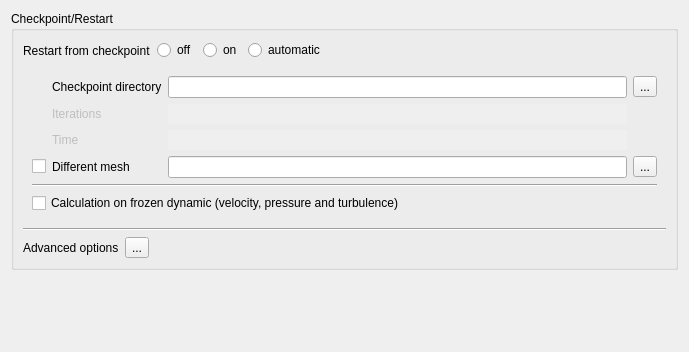
The window that python/code_saturne/gui/case/StartRestartForm.ui (code-saturne/code_saturne) describes before a commit, drawn with Qt 5.
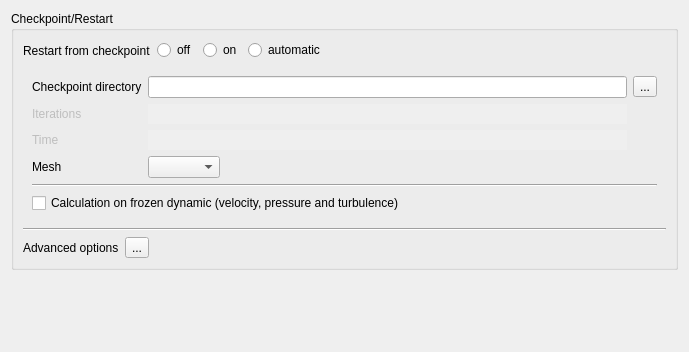
The same window after the commit. Icons and pictures are not drawn.

Commit message: Restart: unify handling of mapping and preprocessing options.

What changed in the file:
```diff
--- a/python/code_saturne/gui/case/StartRestartForm.ui
+++ b/python/code_saturne/gui/case/StartRestartForm.ui
@@ -145,68 +145,7 @@
         <layout class="QVBoxLayout" name="verticalLayout">
          <item>
           <layout class="QGridLayout" name="gridLayout">
-           <item row="3" column="1">
-            <widget class="QLabel" name="labelCheckRestartMesh">
-             <property name="toolTip">
-              <string>&lt;html&gt;&lt;head/&gt;&lt;body&gt;&lt;p&gt;Map restart from a checkpoint based on a different mesh than the current computational mesh.&lt;/p&gt;&lt;/body&gt;&lt;/html&gt;</string>
-             </property>
-             <property name="text">
-              <string>Different mesh</string>
-             </property>
-            </widget>
-           </item>
-           <item row="0" column="4">
-            <widget class="QToolButton" name="toolButton">
-             <property name="toolTip">
-              <string>&lt;html&gt;&lt;head/&gt;&lt;body&gt;&lt;p&gt;&lt;span style=&quot; font-size:9pt;&quot;&gt;Select the restart directory (Ex: &lt;/span&gt;&lt;span style=&quot; font-size:9pt; font-weight:600;&quot;&gt;STUDY/CASE/RESU/run_id/checkpoint&lt;/span&gt;&lt;span style=&quot; font-size:9pt;&quot;&gt;).&lt;/span&gt;&lt;/p&gt;&lt;/body&gt;&lt;/html&gt;</string>
-             </property>
-             <property name="text">
-              <string>...</string>
-             </property>
-             <property name="icon">
-              <iconset resource="resources_pages.qrc">
-               <normaloff>:/new/prefix1/data/icons/22x22/document-open.png</normaloff>:/new/prefix1/data/icons/22x22/document-open.png</iconset>
-             </property>
-            </widget>
-           </item>
-           <item row="0" column="3">
-            <widget class="QLineEdit" name="lineEdit">
-             <property name="sizePolicy">
-              <sizepolicy hsizetype="Expanding" vsizetype="Preferred">
-               <horstretch>0</horstretch>
-               <verstretch>0</verstretch>
-              </sizepolicy>
-             </property>
-             <property name="minimumSize">
-              <size>
-               <width>280</width>
-               <height>0</height>
-              </size>
-             </property>
-             <property name="toolTip">
-              <string>&lt;html&gt;&lt;head/&gt;&lt;body&gt;&lt;p&gt;Select the restart directory (e.g. &lt;span style=&quot; font-weight:600;&quot;&gt;CASE/RESU/run_id/checkpoint&lt;/span&gt;).&lt;/p&gt;&lt;/body&gt;&lt;/html&gt;</string>
-             </property>
-            </widget>
-           </item>
-           <item row="3" column="4">
-            <widget class="QToolButton" name="toolButtonRestartMesh">
-             <property name="text">
-              <string>...</string>
-             </property>
-             <property name="icon">
-              <iconset resource="resources_pages.qrc">
-               <normaloff>:/new/prefix1/data/icons/22x22/document-new.png</normaloff>:/new/prefix1/data/icons/22x22/document-new.png</iconset>
-             </property>
-            </widget>
-           </item>
-           <item row="3" column="3">
-            <widget class="QLineEdit" name="lineEditRestartMesh">
-             <property name="toolTip">
-              <string>&lt;html&gt;&lt;head/&gt;&lt;body&gt;&lt;p&gt;&lt;span style=&quot; font-weight:600;&quot;&gt;mesh_input&lt;/span&gt; or &lt;span style=&quot; font-weight:600;&quot;&gt;mesh_output&lt;/span&gt; from previous run matching the restart files.&lt;/p&gt;&lt;p&gt;If this file is not available (not saved in previous calculation), re-running the previous calculation in &amp;quot;preprocessing only&amp;quot; mode may allow rebuilding it.&lt;/p&gt;&lt;/body&gt;&lt;/html&gt;</string>
-             </property>
-            </widget>
-           </item>
-           <item row="4" column="3">
+           <item row="4" column="2">
             <spacer name="horizontalSpacerMesh">
              <property name="orientation">
               <enum>Qt::Horizontal</enum>
@@ -219,47 +158,20 @@
              </property>
             </spacer>
            </item>
-           <item row="0" column="1">
-            <widget class="QLabel" name="labelRestartDir">
-             <property name="toolTip">
-              <string>&lt;html&gt;&lt;head/&gt;&lt;body&gt;&lt;p&gt;&lt;span style=&quot; font-size:9pt;&quot;&gt;Select the restart directory (Ex: &lt;/span&gt;&lt;span style=&quot; font-size:9pt; font-weight:600;&quot;&gt;STUDY/CASE/RESU/run_id/checkpoint&lt;/span&gt;&lt;span style=&quot; font-size:9pt;&quot;&gt;).&lt;/span&gt;&lt;/p&gt;&lt;/body&gt;&lt;/html&gt;</string>
+           <item row="3" column="2">
+            <widget class="QComboBox" name="comboBoxMesh">
+             <property name="sizePolicy">
+              <sizepolicy hsizetype="Fixed" vsizetype="Fixed">
+               <horstretch>0</horstretch>
+               <verstretch>0</verstretch>
+              </sizepolicy>
              </property>
-             <property name="text">
-              <string>Checkpoint directory</string>
-             </property>
-            </widget>
-           </item>
-           <item row="3" column="0">
-            <widget class="QCheckBox" name="checkBoxRestartMesh">
              <property name="toolTip">
               <string>&lt;html&gt;&lt;head/&gt;&lt;body&gt;&lt;p&gt;Map restart from a checkpoint based on a different mesh than the current computational mesh.&lt;/p&gt;&lt;/body&gt;&lt;/html&gt;</string>
              </property>
-             <property name="text">
-              <string/>
-             </property>
             </widget>
            </item>
-           <item row="1" column="1">
-            <widget class="QLabel" name="labelIteration">
-             <property name="enabled">
-              <bool>false</bool>
-             </property>
-             <property name="text">
-              <string>Iterations</string>
-             </property>
-            </widget>
-           </item>
-           <item row="2" column="1">
-            <widget class="QLabel" name="labelTime">
-             <property name="enabled">
-              <bool>false</bool>
-             </property>
-             <property name="text">
-              <string>Time</string>
-             </property>
-            </widget>
-           </item>
-           <item row="1" column="3">
+           <item row="1" column="2">
             <widget class="QLineEdit" name="lineEditIteration">
              <property name="enabled">
               <bool>false</bool>
@@ -275,7 +187,26 @@
              </property>
             </widget>
            </item>
-           <item row="2" column="3">
+           <item row="0" column="2">
+            <widget class="QLineEdit" name="lineEdit">
+             <property name="sizePolicy">
+              <sizepolicy hsizetype="Expanding" vsizetype="Preferred">
+               <horstretch>0</horstretch>
+               <verstretch>0</verstretch>
+              </sizepolicy>
+             </property>
+             <property name="minimumSize">
+              <size>
+               <width>280</width>
+               <height>0</height>
+              </size>
+             </property>
+             <property name="toolTip">
+              <string>&lt;html&gt;&lt;head/&gt;&lt;body&gt;&lt;p&gt;Select the restart directory (e.g. &lt;span style=&quot; font-weight:600;&quot;&gt;CASE/RESU/run_id/checkpoint&lt;/span&gt;).&lt;/p&gt;&lt;/body&gt;&lt;/html&gt;</string>
+             </property>
+            </widget>
+           </item>
+           <item row="2" column="2">
             <widget class="QLineEdit" name="lineEditTime">
              <property name="enabled">
               <bool>false</bool>
@@ -291,6 +222,60 @@
              </property>
             </widget>
            </item>
+           <item row="1" column="0">
+            <widget class="QLabel" name="labelIteration">
+             <property name="enabled">
+              <bool>false</bool>
+             </property>
+             <property name="text">
+              <string>Iterations</string>
+             </property>
+            </widget>
+           </item>
+           <item row="0" column="3">
+            <widget class="QToolButton" name="toolButton">
+             <property name="toolTip">
+              <string>&lt;html&gt;&lt;head/&gt;&lt;body&gt;&lt;p&gt;&lt;span style=&quot; font-size:9pt;&quot;&gt;Select the restart directory (Ex: &lt;/span&gt;&lt;span style=&quot; font-size:9pt; font-weight:600;&quot;&gt;STUDY/CASE/RESU/run_id/checkpoint&lt;/span&gt;&lt;span style=&quot; font-size:9pt;&quot;&gt;).&lt;/span&gt;&lt;/p&gt;&lt;/body&gt;&lt;/html&gt;</string>
+             </property>
+             <property name="text">
+              <string>...</string>
+             </property>
+             <property name="icon">
+              <iconset resource="resources_pages.qrc">
+               <normaloff>:/new/prefix1/data/icons/22x22/document-open.png</normaloff>:/new/prefix1/data/icons/22x22/document-open.png</iconset>
+             </property>
+            </widget>
+           </item>
+           <item row="0" column="0">
+            <widget class="QLabel" name="labelRestartDir">
+             <property name="toolTip">
+              <string>&lt;html&gt;&lt;head/&gt;&lt;body&gt;&lt;p&gt;&lt;span style=&quot; font-size:9pt;&quot;&gt;Select the restart directory (Ex: &lt;/span&gt;&lt;span style=&quot; font-size:9pt; font-weight:600;&quot;&gt;STUDY/CASE/RESU/run_id/checkpoint&lt;/span&gt;&lt;span style=&quot; font-size:9pt;&quot;&gt;).&lt;/span&gt;&lt;/p&gt;&lt;/body&gt;&lt;/html&gt;</string>
+             </property>
+             <property name="text">
+              <string>Checkpoint directory</string>
+             </property>
+            </widget>
+           </item>
+           <item row="2" column="0">
+            <widget class="QLabel" name="labelTime">
+             <property name="enabled">
+              <bool>false</bool>
+             </property>
+             <property name="text">
+              <string>Time</string>
+             </property>
+            </widget>
+           </item>
+           <item row="3" column="0">
+            <widget class="QLabel" name="labelRestartMesh">
+             <property name="toolTip">
+              <string>&lt;html&gt;&lt;head/&gt;&lt;body&gt;&lt;p&gt;Map restart from a checkpoint based on a different mesh than the current computational mesh.&lt;/p&gt;&lt;/body&gt;&lt;/html&gt;</string>
+             </property>
+             <property name="text">
+              <string>Mesh</string>
+             </property>
+            </widget>
+           </item>
           </layout>
          </item>
          <item>
```
Left out of the diff: 2 changed lines with no effect on the pictures. The commit also changes 25 other files.
